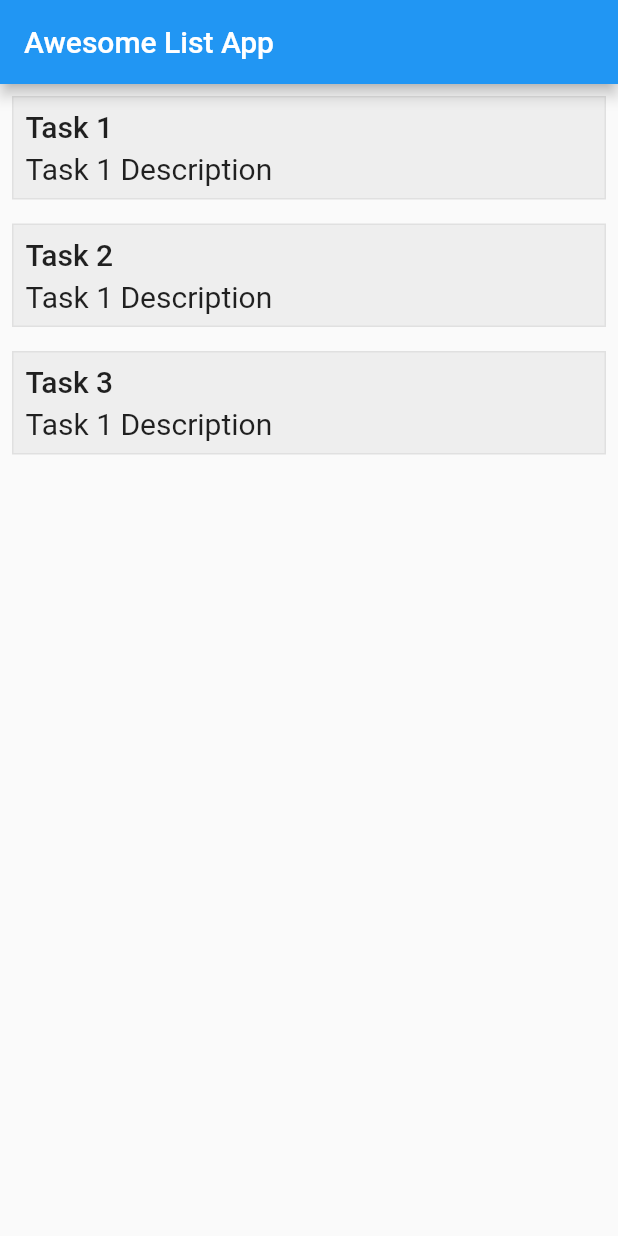
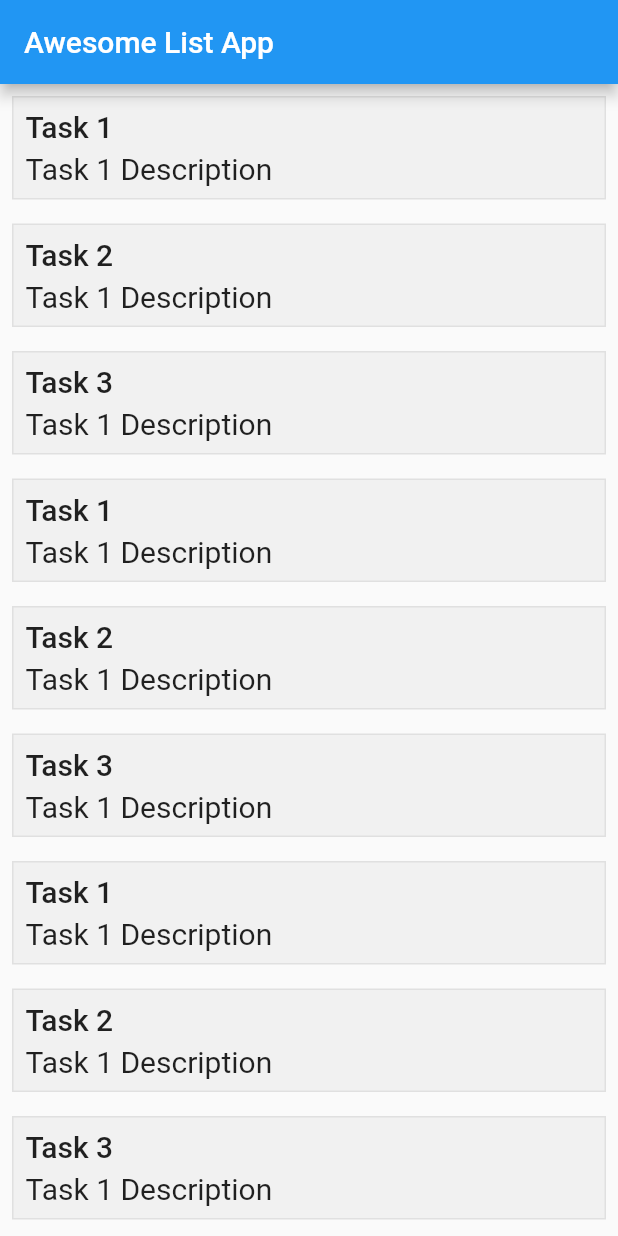
Before and after one commit to azrinsaedi/flutter_note, a Flutter app: the screen it shows after launch, on a phone screen of 412 x 824 dp. Run offline on Flutter 3.47's test engine with Material 2 defaults, Android fonts, the phone set to English and light mode, and no system bars.

Commit message:
Add ListView

```diff
--- a/lib/model/task.model.dart
+++ b/lib/model/task.model.dart
@@ -9,4 +9,13 @@ List<Task> taskList = [
   Task(title: 'Task 1', description: 'Task 1 Description'),
   Task(title: 'Task 2', description: 'Task 1 Description'),
   Task(title: 'Task 3', description: 'Task 1 Description'),
+  Task(title: 'Task 1', description: 'Task 1 Description'),
+  Task(title: 'Task 2', description: 'Task 1 Description'),
+  Task(title: 'Task 3', description: 'Task 1 Description'),
+  Task(title: 'Task 1', description: 'Task 1 Description'),
+  Task(title: 'Task 2', description: 'Task 1 Description'),
+  Task(title: 'Task 3', description: 'Task 1 Description'),
+  Task(title: 'Task 1', description: 'Task 1 Description'),
+  Task(title: 'Task 2', description: 'Task 1 Description'),
+  Task(title: 'Task 3', description: 'Task 1 Description'),
 ];
--- a/lib/screen/home.screen.dart
+++ b/lib/screen/home.screen.dart
@@ -8,8 +8,8 @@ class HomeScreen extends StatelessWidget{
       appBar: AppBar(
         title: Text('Awesome List App'),
       ),
-      body: Column(
-        crossAxisAlignment: CrossAxisAlignment.stretch,
+      body: ListView(
+        // crossAxisAlignment: CrossAxisAlignment.stretch,
         children:
           List.generate(taskList.length, (index) => TaskContainer(task: taskList[index])),
       ),
@@ -29,7 +29,7 @@ class TaskContainer extends StatelessWidget {
       padding: const EdgeInsets.all(8.0),
       child: Container(
         decoration: BoxDecoration(
-          color: Colors.grey.shade200,
+          color: Color(0xFFF1F1F1),
           border: Border.all(color: Colors.grey.shade300),
         ),
         padding: const EdgeInsets.all(8.0),
```
